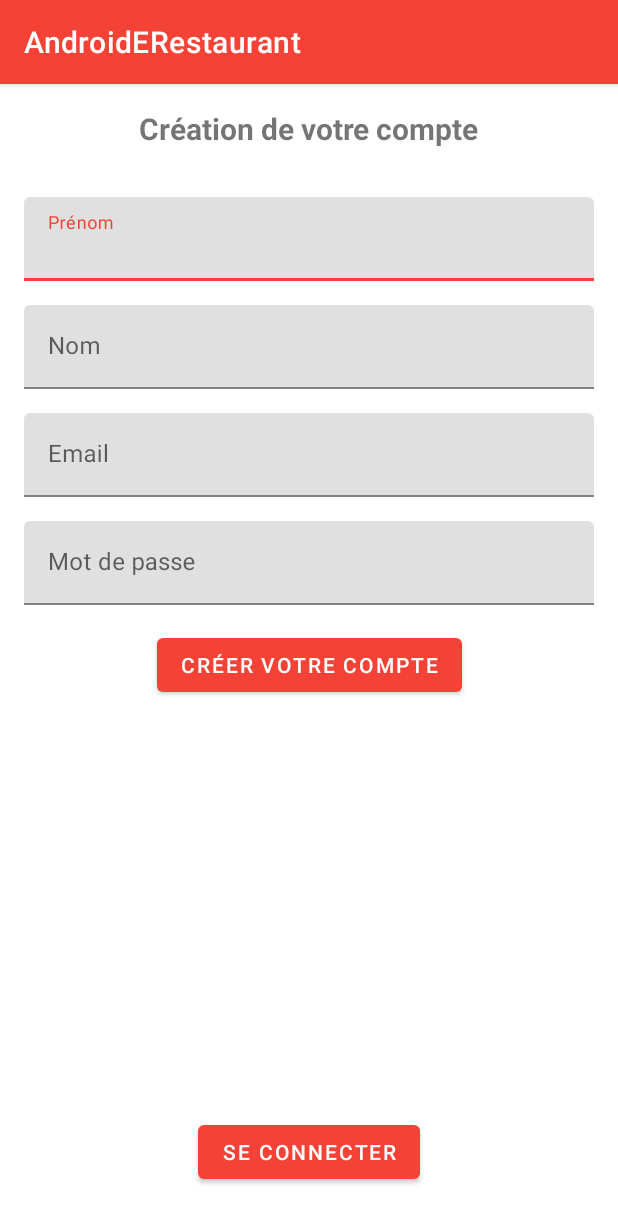
After one commit to williamprevot/AndroidEREstaurant, an Android app: the RegisterFragment screen opened directly, with no data from a screen before it, on a phone screen of 412 x 824 dp. The commit adds this screen. Shown: the top 1223 px of the screen. Run offline under Robolectric (Android 15) with nearby library versions, the phone set to English and light mode, and no system bars; our stand-ins replace Volley; network calls fail.

Commit message:
activity for result

```diff
--- a/app/src/main/AndroidManifest.xml
+++ b/app/src/main/AndroidManifest.xml
@@ -12,6 +12,7 @@
         android:supportsRtl="true"
         android:theme="@style/Theme.AndroidERestaurant"
         android:usesCleartextTraffic="true">
+        <activity android:name=".User.UserActivity"></activity>
         <activity android:name=".basket.BasketActivity" />
         <activity android:name=".Detail.DetailActivity" />
         <activity android:name=".CategoryActivity" />
--- /dev/null
+++ b/app/src/main/java/fr/isen/janowski/androiderestaurant/User/RegisterFragment.kt
@@ -0,0 +1,49 @@
+package fr.isen.janowski.androiderestaurant.User
+
+import android.content.Context
+import android.os.Bundle
+import androidx.fragment.app.Fragment
+import android.view.LayoutInflater
+import android.view.View
+import android.view.ViewGroup
+import fr.isen.janowski.androiderestaurant.R
+import fr.isen.janowski.androiderestaurant.databinding.FragmentRegisterBinding
+
+class RegisterFragment : Fragment() {
+    lateinit var binding: FragmentRegisterBinding
+    var interactor: UserActivityFragmentInteraction? = null
+    override fun onCreate(savedInstanceState: Bundle?) {
+        super.onCreate(savedInstanceState)
+    }
+
+    override fun onAttach(context: Context) {
+        super.onAttach(context)
+        interactor = context as? UserActivityFragmentInteraction
+    }
+
+    override fun onCreateView(
+        inflater: LayoutInflater, container: ViewGroup?,
+        savedInstanceState: Bundle?
+    ): View? {
+        // Inflate the layout for this fragment
+        binding = FragmentRegisterBinding.inflate(inflater, container, false)
+        return binding.root
+    }
+
+    override fun onViewCreated(view: View, savedInstanceState: Bundle?) {
+        super.onViewCreated(view, savedInstanceState)
+
+        binding.loginButton.setOnClickListener {
+            interactor?.showLogin()
+        }
+        binding.createButton.setOnClickListener {
+            interactor?.makeRequest(
+                binding.email.text.toString(),
+                binding.password.text.toString(),
+                binding.firstname.text.toString(),
+                binding.lastname.text.toString(),
+                false
+            )
+        }
+    }
+}
--- a/app/src/main/java/fr/isen/janowski/androiderestaurant/network/NetworkConstants.kt
+++ b/app/src/main/java/fr/isen/janowski/androiderestaurant/network/NetworkConstants.kt
@@ -4,8 +4,14 @@ class NetworkConstants {
     companion object {
         const val BASE_URL = "http://test.api.catering.bluecodegames.com/"
         const val MENU = "menu"
+        const val REGISTER = "user/register"
+        const val LOGIN = "user/login"
 
         const val KEY_SHOP = "id_shop"
+        const val KEY_FIRSTNAME = "firstname"
+        const val KEY_LASTNAME = "lastname"
+        const val KEY_EMAIL = "email"
+        const val KEY_PASSWORD = "password"
 
         const val SHOP = 1
     }
--- /dev/null
+++ b/app/src/main/res/layout/activity_user.xml
@@ -0,0 +1,19 @@
+<?xml version="1.0" encoding="utf-8"?>
+<androidx.constraintlayout.widget.ConstraintLayout xmlns:android="http://schemas.android.com/apk/res/android"
+    xmlns:app="http://schemas.android.com/apk/res-auto"
+    xmlns:tools="http://schemas.android.com/tools"
+    android:layout_width="match_parent"
+    android:layout_height="match_parent"
+    tools:context=".User.UserActivity">
+
+    <FrameLayout
+        android:id="@+id/fragmentContainer"
+        android:layout_width="0dp"
+        android:layout_height="0dp"
+        app:layout_constraintBottom_toBottomOf="parent"
+        app:layout_constraintEnd_toEndOf="parent"
+        app:layout_constraintStart_toStartOf="parent"
+        app:layout_constraintTop_toTopOf="parent">
+
+    </FrameLayout>
+</androidx.constraintlayout.widget.ConstraintLayout>
--- /dev/null
+++ b/app/src/main/res/layout/fragment_register.xml
@@ -0,0 +1,109 @@
+<?xml version="1.0" encoding="utf-8"?>
+<androidx.constraintlayout.widget.ConstraintLayout xmlns:android="http://schemas.android.com/apk/res/android"
+    xmlns:app="http://schemas.android.com/apk/res-auto"
+    xmlns:tools="http://schemas.android.com/tools"
+    android:layout_width="match_parent"
+    android:layout_height="match_parent"
+    tools:context=".User.RegisterFragment">
+
+    <!-- TODO: Update blank fragment layout -->
+    <TextView
+        android:id="@+id/textView"
+        android:layout_width="wrap_content"
+        android:layout_height="wrap_content"
+        android:layout_marginTop="16dp"
+        android:text="@string/registerTitle"
+        android:textSize="20sp"
+        android:textStyle="bold"
+        app:layout_constraintEnd_toEndOf="parent"
+        app:layout_constraintStart_toStartOf="parent"
+        app:layout_constraintTop_toTopOf="parent" />
+
+    <com.google.android.material.textfield.TextInputLayout
+        android:id="@+id/textInputLayout"
+        android:layout_width="0dp"
+        android:layout_height="wrap_content"
+        android:layout_marginStart="16dp"
+        android:layout_marginTop="32dp"
+        android:layout_marginEnd="16dp"
+        app:layout_constraintEnd_toEndOf="parent"
+        app:layout_constraintStart_toStartOf="parent"
+        app:layout_constraintTop_toBottomOf="@+id/textView">
+
+        <com.google.android.material.textfield.TextInputEditText
+            android:id="@+id/firstname"
+            android:layout_width="match_parent"
+            android:layout_height="wrap_content"
+            android:hint="@string/firstname" />
+    </com.google.android.material.textfield.TextInputLayout>
+
+    <com.google.android.material.textfield.TextInputLayout
+        android:id="@+id/textInputLayout2"
+        android:layout_width="0dp"
+        android:layout_height="wrap_content"
+        android:layout_marginTop="16dp"
+        app:layout_constraintEnd_toEndOf="@+id/textInputLayout"
+        app:layout_constraintStart_toStartOf="@+id/textInputLayout"
+        app:layout_constraintTop_toBottomOf="@+id/textInputLayout">
+
+        <com.google.android.material.textfield.TextInputEditText
+            android:id="@+id/lastname"
+            android:layout_width="match_parent"
+            android:layout_height="wrap_content"
+            android:hint="@string/lastName" />
+    </com.google.android.material.textfield.TextInputLayout>
+
+    <com.google.android.material.textfield.TextInputLayout
+        android:id="@+id/textInputLayout3"
+        android:layout_width="0dp"
+        android:layout_height="wrap_content"
+        android:layout_marginTop="16dp"
+        app:layout_constraintEnd_toEndOf="@+id/textInputLayout2"
+        app:layout_constraintStart_toStartOf="@+id/textInputLayout2"
+        app:layout_constraintTop_toBottomOf="@+id/textInputLayout2">
+
+        <com.google.android.material.textfield.TextInputEditText
+            android:id="@+id/email"
+            android:layout_width="match_parent"
+            android:layout_height="wrap_content"
+            android:hint="@string/email" />
+    </com.google.android.material.textfield.TextInputLayout>
+
+    <com.google.android.material.textfield.TextInputLayout
+        android:id="@+id/textInputLayout4"
+        android:layout_width="0dp"
+        android:layout_height="wrap_content"
+        android:layout_marginTop="16dp"
+        app:layout_constraintEnd_toEndOf="@+id/textInputLayout3"
+        app:layout_constraintStart_toStartOf="@+id/textInputLayout3"
+        app:layout_constraintTop_toBottomOf="@+id/textInputLayout3">
+
+        <com.google.android.material.textfield.TextInputEditText
+            android:id="@+id/password"
+            android:layout_width="match_parent"
+            android:layout_height="wrap_content"
+            android:hint="@string/password"
+            android:inputType="textPassword" />
+    </com.google.android.material.textfield.TextInputLayout>
+
+    <Button
+        android:id="@+id/createButton"
+        android:layout_width="wrap_content"
+        android:layout_height="wrap_content"
+        android:layout_marginTop="16dp"
+        android:text="@string/register"
+        app:layout_constraintEnd_toEndOf="parent"
+        app:layout_constraintStart_toStartOf="parent"
+        app:layout_constraintTop_toBottomOf="@+id/textInputLayout4" />
+
+    <Button
+        android:id="@+id/loginButton"
+        android:layout_width="wrap_content"
+        android:layout_height="wrap_content"
+        android:layout_marginBottom="32dp"
+        android:text="@string/connect"
+        app:layout_constraintBottom_toBottomOf="parent"
+        app:layout_constraintEnd_toEndOf="parent"
+        app:layout_constraintStart_toStartOf="parent" />
+
+</androidx.constraintlayout.widget.ConstraintLayout>
--- a/app/src/main/res/values/strings.xml
+++ b/app/src/main/res/values/strings.xml
@@ -7,4 +7,15 @@
     <string name="itemAdded">Votre plat a été ajouté au panier</string>
     <string name="basket">Panier</string>
     <string name="quantity">Quantité : </string>
+    <string name="order">Passer la commande</string>
+    <string name="registerTitle">Création de votre compte</string>
+    <string name="loginTitle">Se connecter</string>
+    <string name="email">Email</string>
+    <string name="password">Mot de passe</string>
+    <string name="connect">Se connecter</string>
+    <string name="register">Créer votre compte</string>
+    <string name="noAccount">Je n\'ai pas de compte</string>
+    <string name="firstname">Prénom</string>
+    <string name="lastName">Nom</string>
+    <string name="invalidForms">Veuillez saisir tous les champs</string>
 </resources>
```
Also changed, not shown: app/src/main/java/fr/isen/janowski/androiderestaurant/User/LoginFragment.kt (added, +48 -0 lines), app/src/main/java/fr/isen/janowski/androiderestaurant/User/UserActivity.kt (added, +128 -0 lines), app/src/main/java/fr/isen/janowski/androiderestaurant/basket/BasketActivity.kt (+22 -1 lines), app/src/main/java/fr/isen/janowski/androiderestaurant/network/UserResult.kt (added, +8 -0 lines), app/src/main/res/layout/activity_basket.xml (+12 -1 lines), app/src/main/res/layout/fragment_login.xml (added, +79 -0 lines).
